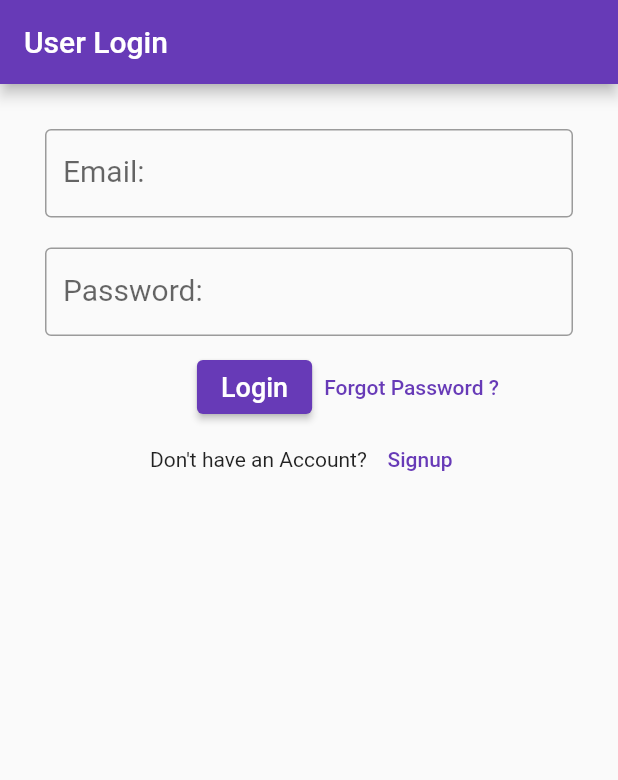
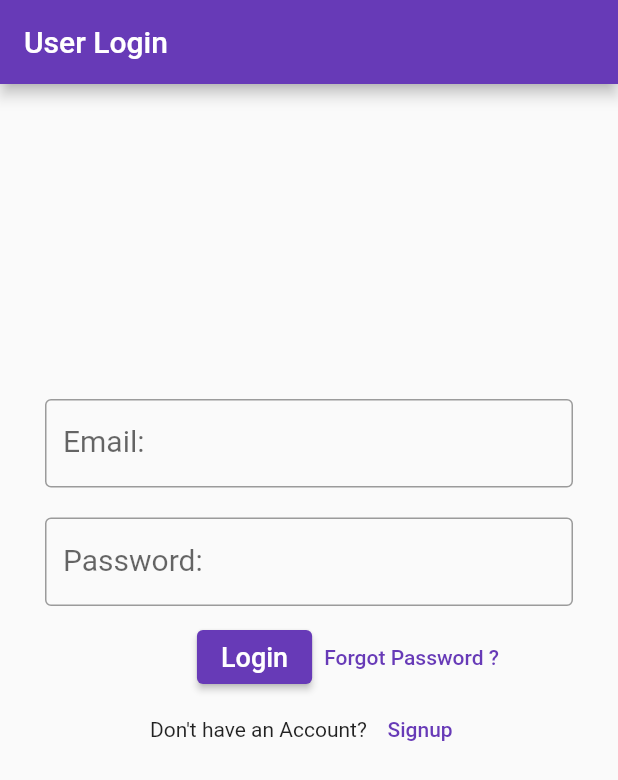
Before and after one commit to udarasandaruwan96/CTSE_Project_2023, a Flutter app: the screen it shows after launch, on a phone screen of 412 x 824 dp. Shown: the top 780 px of the screen. Run offline on Flutter 3.47's test engine with Material 2 defaults, Android fonts, the phone set to English and light mode, and no system bars; our stand-ins replace cloud_firestore, firebase_auth, firebase_core, flutter_svg, fluttertoast, get; accounts and stored records are empty.

```diff
--- a/lib/pages/login.dart
+++ b/lib/pages/login.dart
@@ -78,7 +78,7 @@ class _LoginState extends State<Login> {
       body: Form(
         key: _formKey,
         child: Padding(
-          padding: EdgeInsets.symmetric(vertical: 20, horizontal: 30),
+          padding: EdgeInsets.symmetric(vertical: 200, horizontal: 30),
           child: ListView(
             children: [
               Container(
```
